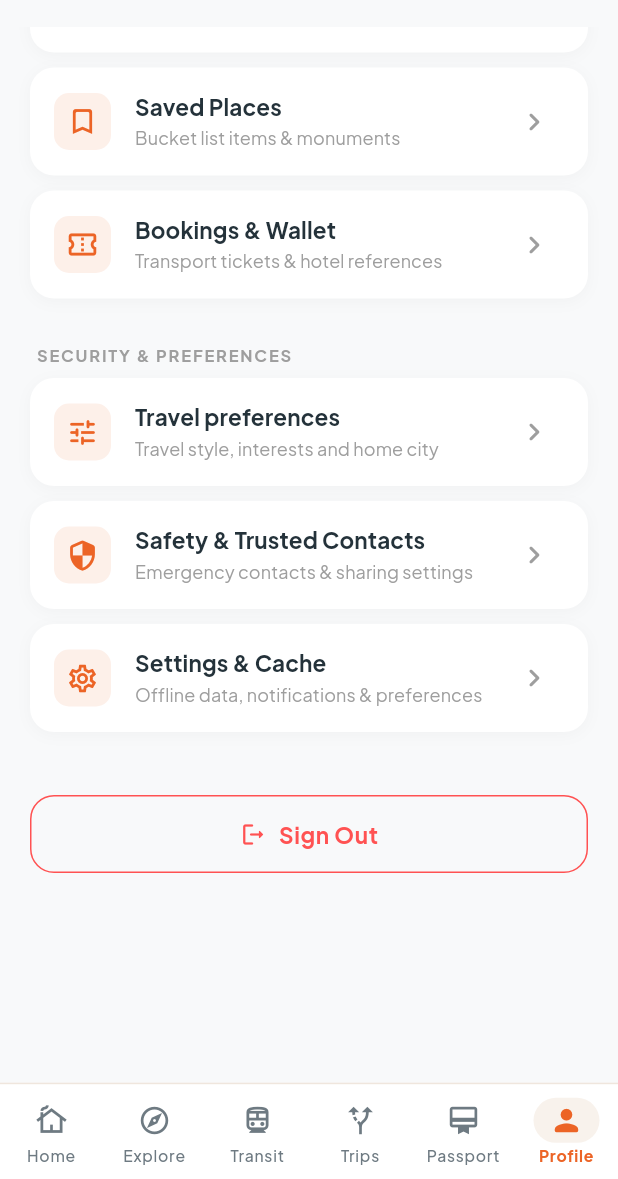
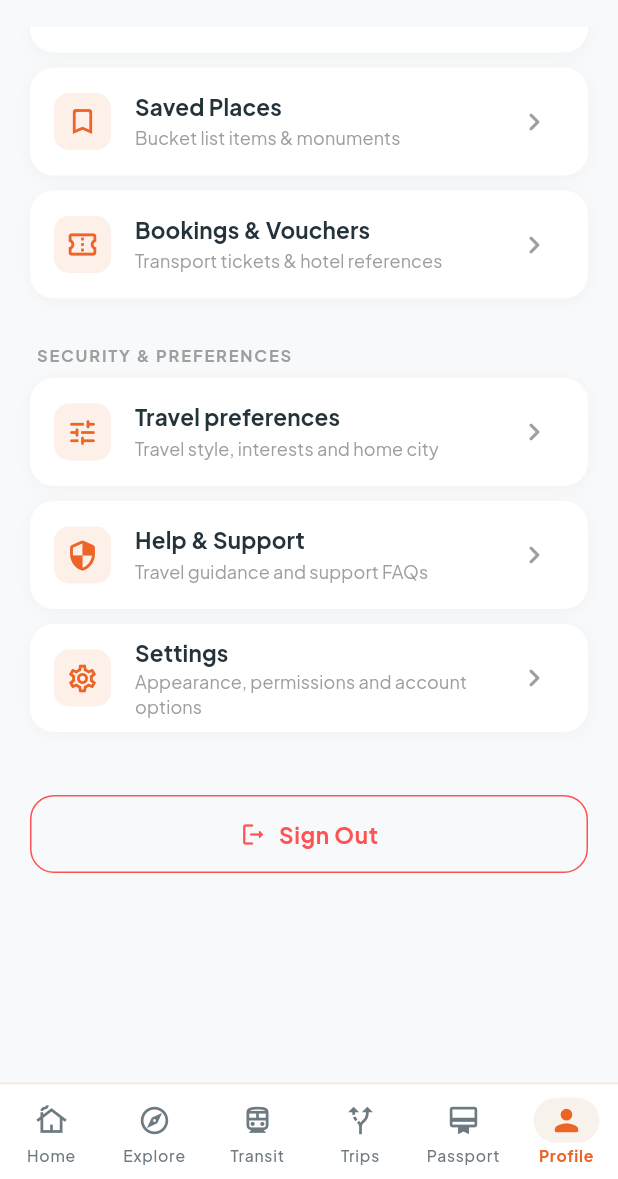
Before and after one commit to NaviiGo-ai/NaviiGoApp, a Flutter app: the ProfilePage screen opened by its route, scrolled down 330 dp, on a phone screen of 412 x 824 dp, the part 57-1236 px from its top. Run offline on Flutter 3.47's test engine with Material 3 defaults, Android fonts, the phone set to English and light mode, and no system bars; our stand-ins replace cloud_firestore, firebase_auth, firebase_core, flutter_animate, flutter_riverpod, flutter_screenutil and 7 more; accounts and stored records are empty.

Commit message:
fix(profile): align menu labels with available screens

```diff
--- a/lib/features/profile/presentation/pages/profile_page.dart
+++ b/lib/features/profile/presentation/pages/profile_page.dart
@@ -189,7 +189,7 @@ class ProfilePage extends ConsumerWidget {
             ),
             _buildOptionTile(
               icon: Icons.confirmation_number_outlined,
-              title: 'Bookings & Wallet',
+              title: 'Bookings & Vouchers',
               subtitle: 'Transport tickets & hotel references',
               onTap: () => context.push('/bookings'),
             ),
@@ -204,14 +204,14 @@ class ProfilePage extends ConsumerWidget {
             ),
             _buildOptionTile(
               icon: Icons.security_rounded,
-              title: 'Safety & Trusted Contacts',
-              subtitle: 'Emergency contacts & sharing settings',
+              title: 'Help & Support',
+              subtitle: 'Travel guidance and support FAQs',
               onTap: () => context.push('/help-support'),
             ),
             _buildOptionTile(
               icon: Icons.settings_outlined,
-              title: 'Settings & Cache',
-              subtitle: 'Offline data, notifications & preferences',
+              title: 'Settings',
+              subtitle: 'Appearance, permissions and account options',
               onTap: () => context.push('/settings'),
             ),
             const SizedBox(height: 32),
```
